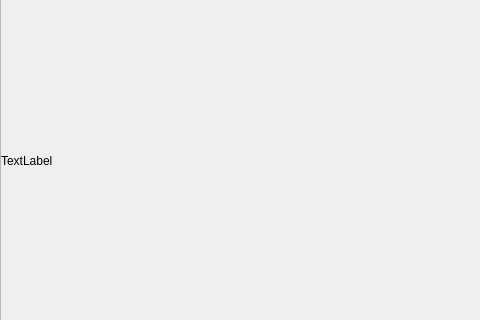
This is untitled.ui in bennygr/cheesecake as Qt 5 draws it before an edit; both pictures show x 0 to 480 and y 113 to 433 of the 671 by 550 pixel window. The edited form follows.
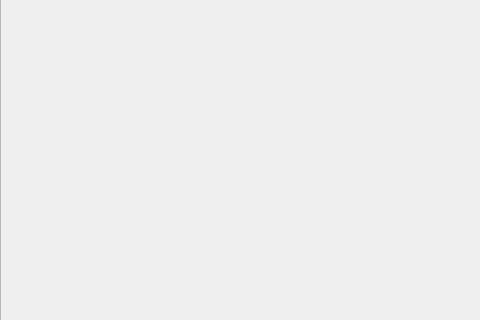
This is the edited form.

Diff of the .ui file:
```diff
--- a/untitled.ui
+++ b/untitled.ui
@@ -71,8 +71,11 @@
           <property name="autoFillBackground">
            <bool>false</bool>
           </property>
+          <property name="styleSheet">
+           <string notr="true">QLabel { background-color : black; }&quot;);</string>
+          </property>
           <property name="text">
-           <string>TextLabel</string>
+           <string/>
           </property>
          </widget>
         </item>
```
Left out of the diff: 53 changed lines with no effect on the pictures.
